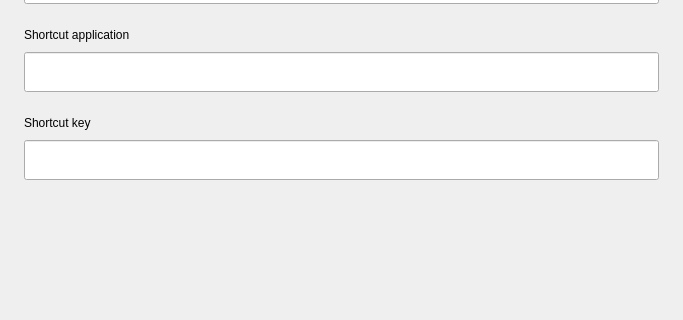
openeuler-mirror/kiran-control-panel, file src/shortcut.ui: the form before one commit; both pictures show x 0 to 683 and y 84 to 404 of the 683 by 625 pixel window.
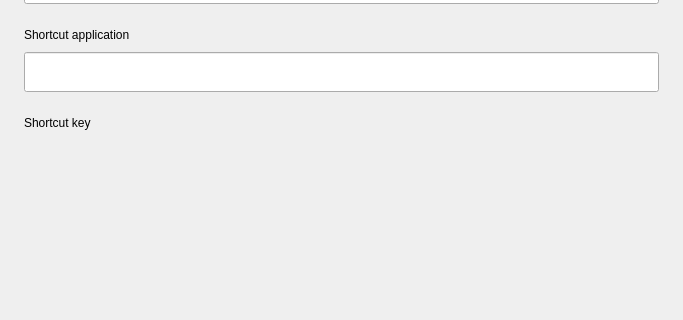
The form after the commit. The open tabs and pages were chosen to show the change. Custom widgets are drawn as their Qt base class.

Commit message:
fix(*):fix Ctrl+V problem
- 解决用户输入Ctrl+V出现粘贴信息的问题

The edit to the form file:
```diff
--- a/src/shortcut.ui
+++ b/src/shortcut.ui
@@ -753,22 +753,6 @@
            </property>
           </widget>
          </item>
-         <item>
-          <widget class="CustomLineEdit" name="lineEdit_modify_key">
-           <property name="minimumSize">
-            <size>
-             <width>0</width>
-             <height>40</height>
-            </size>
-           </property>
-           <property name="maximumSize">
-            <size>
-             <width>16777215</width>
-             <height>40</height>
-            </size>
-           </property>
-          </widget>
-         </item>
         </layout>
        </item>
        <item>
@@ -871,13 +855,6 @@
    </item>
   </layout>
  </widget>
- <customwidgets>
-  <customwidget>
-   <class>CustomLineEdit</class>
-   <extends>QLineEdit</extends>
-   <header>custom-line-edit.h</header>
-  </customwidget>
- </customwidgets>
  <resources/>
  <connections/>
 </ui>
```
Left out of the diff: 10 changed lines with no effect on the pictures. The commit also changes 2 other files.
